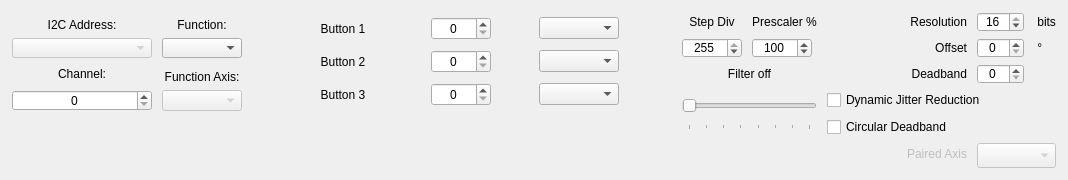
This is src/widgets/axes/axesextended.ui in invictuscockpits/HOTASConfigurator as Qt 5 draws it before an edit. The edited form follows.
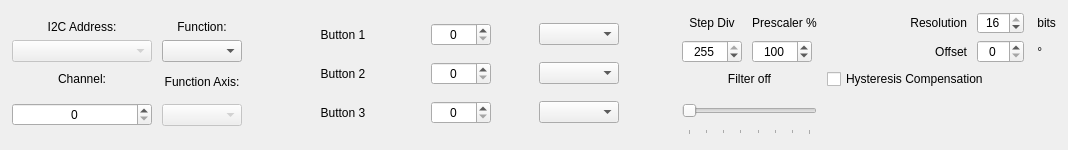
This is the edited form. Custom widgets are drawn as their Qt base class.

Commit message: Hysteresis Compensation feature + UI simplification (v2.4.2.4)

What changed in the file:
```diff
--- a/src/widgets/axes/axesextended.ui
+++ b/src/widgets/axes/axesextended.ui
@@ -7,19 +7,19 @@
     <x>0</x>
     <y>0</y>
     <width>1068</width>
-    <height>180</height>
+    <height>150</height>
    </rect>
   </property>
   <property name="minimumSize">
    <size>
     <width>0</width>
-    <height>180</height>
+    <height>150</height>
    </size>
   </property>
   <property name="maximumSize">
    <size>
     <width>16777215</width>
-    <height>180</height>
+    <height>150</height>
    </size>
   </property>
   <property name="windowTitle">
@@ -619,78 +619,13 @@
         </property>
        </widget>
       </item>
-      <item row="2" column="6">
-       <widget class="QSpinBox" name="spinBox_Deadband">
-        <property name="minimumSize">
-         <size>
-          <width>20</width>
-          <height>20</height>
-         </size>
+      <item row="2" column="5" colspan="2">
+       <widget class="QCheckBox" name="checkBox_HysteresisCompensation">
+        <property name="toolTip">
+         <string>Compensates for mechanical hysteresis in force-sensing grips — the flexure doesn't quite return to the same ADC value after every release, causing output to drift off zero at rest. When enabled, the firmware captures the actual rest position after a release and treats it as a dynamic zero, giving a clean 0 on release while preserving fine proportional control in either direction from rest.</string>
         </property>
-        <property name="maximumSize">
-         <size>
-          <width>60</width>
-          <height>16777215</height>
-         </size>
-        </property>
-        <property name="alignment">
-         <set>Qt::AlignmentFlag::AlignCenter</set>
-        </property>
-        <property name="correctionMode">
-         <enum>QAbstractSpinBox::CorrectionMode::CorrectToNearestValue</enum>
-        </property>
-        <property name="maximum">
-         <number>127</number>
-        </property>
-       </widget>
-      </item>
-      <item row="2" column="5">
-       <widget class="QLabel" name="text_deadband">
         <property name="text">
-         <string>Deadband</string>
-        </property>
-        <property name="alignment">
-         <set>Qt::AlignmentFlag::AlignRight|Qt::AlignmentFlag::AlignTrailing|Qt::AlignmentFlag::AlignVCenter</set>
-        </property>
-       </widget>
-      </item>
-      <item row="3" column="5" colspan="3">
-       <widget class="QCheckBox" name="checkBox_DynDeadband">
-        <property name="text">
-         <string>Dynamic Jitter Reduction</string>
-        </property>
-       </widget>
-      </item>
-      <item row="4" column="5" colspan="3">
-       <widget class="QCheckBox" name="checkBox_CircularDeadband">
-        <property name="text">
-         <string>Circular Deadband</string>
-        </property>
-       </widget>
-      </item>
-      <item row="5" column="5">
-       <widget class="QLabel" name="text_pairedAxis">
-        <property name="enabled">
-         <bool>false</bool>
-        </property>
-        <property name="text">
-         <string>Paired Axis</string>
-        </property>
-        <property name="alignment">
-         <set>Qt::AlignmentFlag::AlignRight|Qt::AlignmentFlag::AlignTrailing|Qt::AlignmentFlag::AlignVCenter</set>
-        </property>
-       </widget>
-      </item>
-      <item row="5" column="6" colspan="2">
-       <widget class="QComboBox" name="comboBox_PairedAxis">
-        <property name="enabled">
-         <bool>false</bool>
-        </property>
-        <property name="minimumSize">
-         <size>
-          <width>60</width>
-          <height>25</height>
-         </size>
+         <string>Hysteresis Compensation</string>
         </property>
        </widget>
       </item>
```
The commit also changes 14 other files.
